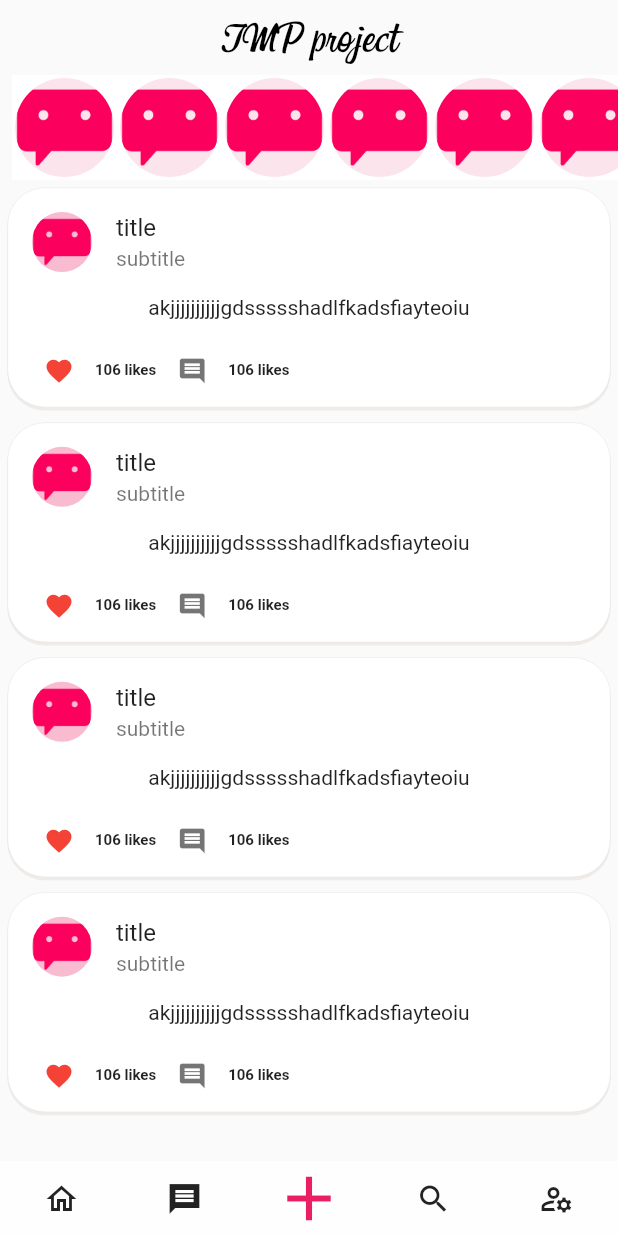
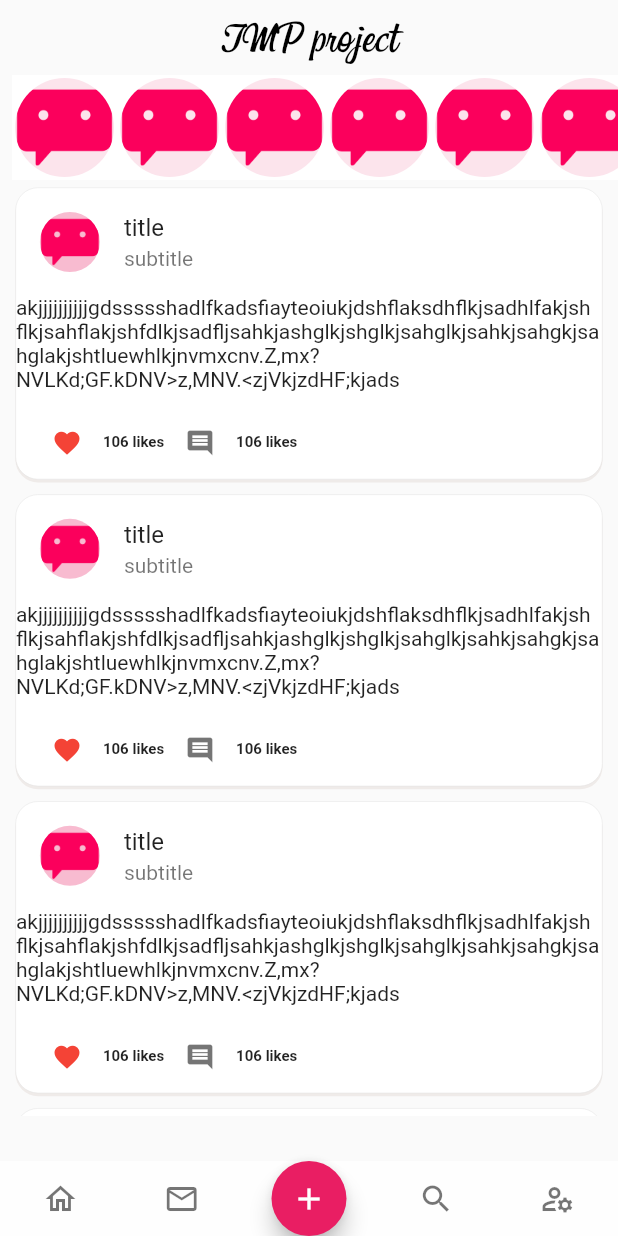
Before and after one commit to maruki00/TMP_2mda_Project, a Flutter app: the Homepage screen opened directly, on a phone screen of 412 x 824 dp. Run offline on Flutter 3.47's test engine with Material 2 defaults, Android fonts, the light colour scheme and no system bars; statements that could not run were skipped.

Commit message:
Add files via upload

```diff
--- a/mobile/sn/lib/ui/compenent/post.dart
+++ b/mobile/sn/lib/ui/compenent/post.dart
@@ -6,24 +6,26 @@ class Postcompenent extends StatelessWidget {
 
   @override
   Widget build(BuildContext context) {
-    return Container(
-      //alignment: Alignment.centerLeft,
+    return Center(
+        child: Container(
+      alignment: Alignment.center,
       child: child,
       //height: ,
       width: MediaQuery.of(context).size.width * 0.95,
       padding: EdgeInsets.all(0),
       margin: EdgeInsets.all(5),
       decoration: BoxDecoration(
-          borderRadius: BorderRadius.circular(25),
+          borderRadius: BorderRadius.circular(15),
           color: Color(0xFFFFFFFF),
           border: Border.all(color: Colors.grey.shade300, width: 0.3),
           boxShadow: [
             BoxShadow(
-                //blurRadius: 0.1,
-                offset: Offset(0, 2),
-                color: Colors.brown.shade50,
-                spreadRadius: 0.1)
+              //blurRadius: 0.1,
+              offset: Offset(0, 2),
+              color: Colors.brown.shade50,
+              //spreadRadius: 0.1
+            )
           ]),
-    );
+    ));
   }
 }
--- a/mobile/sn/lib/ui/compenent/text.dart
+++ b/mobile/sn/lib/ui/compenent/text.dart
@@ -11,7 +11,7 @@ class Textcompenent extends StatelessWidget {
       alignment: Alignment.center,
       padding: const EdgeInsets.symmetric(horizontal: 10, vertical: 10),
       margin: const EdgeInsets.symmetric(horizontal: 5, vertical: 5),
-      width: MediaQuery.of(context).size.width * 0.5,
+      width: MediaQuery.of(context).size.width * 0.75,
       decoration: BoxDecoration(
           borderRadius: BorderRadius.circular(5),
           border: Border.all(
--- a/mobile/sn/lib/ui/home/home.dart
+++ b/mobile/sn/lib/ui/home/home.dart
@@ -2,6 +2,7 @@ import 'package:flutter/material.dart';
 import 'package:sn/ui/compenent/bottombar.dart';
 import 'package:sn/ui/home/feeds.dart';
 import 'package:sn/ui/home/new_post.dart';
+import 'package:sn/ui/home/post.dart';
 import 'package:sn/ui/home/profile.dart';
 import 'package:sn/ui/sign/in.dart';
 import 'package:sn/ui/sign/up.dart';
@@ -35,6 +36,7 @@ class _HomepageState extends State<Homepage> {
           mainAxisAlignment: MainAxisAlignment.spaceAround,
           children: [
             IconButton(
+                color: Colors.black54,
                 onPressed: () {
                   setState(() {
                     wgt = Feeds();
@@ -42,26 +44,39 @@ class _HomepageState extends State<Homepage> {
                 },
                 icon: Icon(Icons.home_outlined)),
             IconButton(
+                color: Colors.black54,
                 onPressed: () {
                   setState(() {
-                    wgt = Loginpage();
+                    wgt = Postpage();
                   });
                 },
-                icon: Icon(Icons.message_sharp)),
-            IconButton(
-              padding: EdgeInsets.only(bottom: 20),
-              highlightColor: Colors.pink,
-              iconSize: 50,
-              focusColor: Colors.amberAccent,
+                icon: Icon(Icons.mail_outline)),
+            FloatingActionButton(
+              tooltip: "Add new post",
+              child: Icon(Icons.add),
               onPressed: () {
                 setState(() {
                   wgt = Newpostpage();
                 });
               },
-              icon: Icon(Icons.add),
-              color: Colors.pink,
+              backgroundColor: Colors.pink,
+              focusColor: Colors.black,
             ),
+            //IconButton(
+            //  padding: EdgeInsets.only(bottom: 20),
+            //  highlightColor: Colors.pink,
+            //  iconSize: 50,
+            //  focusColor: Colors.amberAccent,
+            //  onPressed: () {
+            //    setState(() {
+            //      wgt = Newpostpage();
+            //    });
+            //  },
+            //  icon: Icon(Icons.add),
+            //  color: Colors.pink,
+            //),
             IconButton(
+                color: Colors.black54,
                 onPressed: () {
                   setState(() {
                     wgt = Registerpage();
@@ -69,6 +84,7 @@ class _HomepageState extends State<Homepage> {
                 },
                 icon: Icon(Icons.search_sharp)),
             IconButton(
+                color: Colors.black54,
                 onPressed: () {
                   setState(() {
                     wgt = Profilepage();
--- a/mobile/sn/lib/ui/home/new_post.dart
+++ b/mobile/sn/lib/ui/home/new_post.dart
@@ -11,7 +11,8 @@ class Newpostpage extends StatefulWidget {
 class _NewpostpageState extends State<Newpostpage> {
   @override
   Widget build(BuildContext context) {
-    return Column(children: [
+    return SingleChildScrollView(
+        child: Column(children: [
       SizedBox(height: 30),
       Container(
           alignment: Alignment.centerLeft,
@@ -50,6 +51,6 @@ class _NewpostpageState extends State<Newpostpage> {
         height: 10,
       ),
       BottonUI(text: "add post", onpressed: () {})
-    ]);
+    ]));
   }
 }
--- a/mobile/sn/lib/ui/widget/post.dart
+++ b/mobile/sn/lib/ui/widget/post.dart
@@ -29,7 +29,8 @@ class _PostUIState extends State<PostUI> {
                       },
                       title: "title",
                       subtitle: "subtitle"),
-                  Text("akjjjjjjjjjjgdssssshadlfkadsfiayteoiu"),
+                  Text(
+                      "akjjjjjjjjjjgdssssshadlfkadsfiayteoiukjdshflaksdhflkjsadhlfakjshflkjsahflakjshfdlkjsadfljsahkjashglkjshglkjsahglkjsahkjsahgkjsahglakjshtluewhlkjnvmxcnv.Z,mx?NVLKd;GF.kDNV>z,MNV.<zjVkjzdHF;kjads"),
                   SizedBox(
                     height: 10,
                   ),
```
Also changed, not shown: mobile/sn/lib/main.dart (+1 -8 lines), mobile/sn/lib/models/comment.dart (+135 -6 lines), mobile/sn/lib/models/follower.dart (+33 -5 lines), mobile/sn/lib/ui/home/post.dart (+70 -1 lines), mobile/sn/lib/ui/widget/bottombar.dart (+14 -8 lines).
